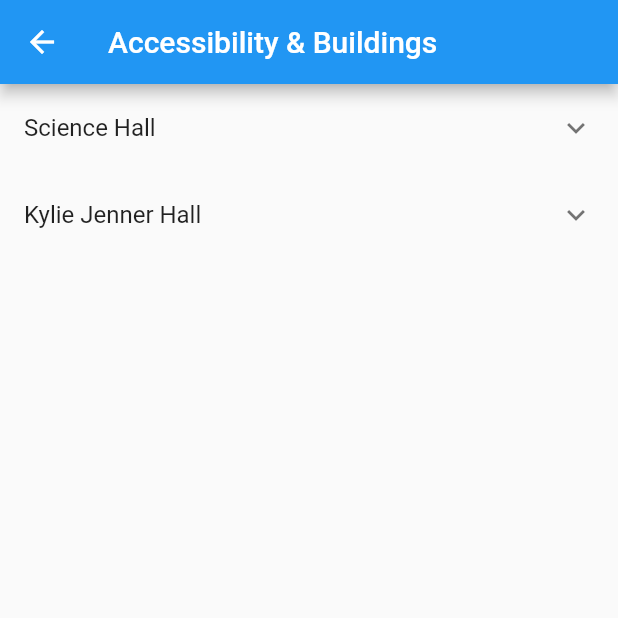
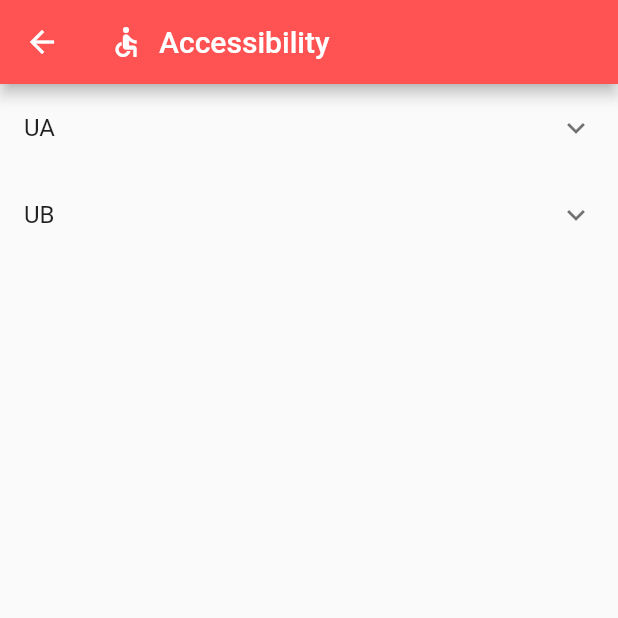
Before and after one commit to JaeWright/Campus-Navigation-App, a Flutter app: the screen it shows after launch, after a tap on "Accessibility", on a phone screen of 412 x 824 dp, the top half of it. Run offline on Flutter 3.47's test engine with Material 2 defaults, Android fonts, the phone set to English and light mode, and no system bars; our stand-ins replace cloud_firestore, firebase_core, flutter_map, latlong2, sliding_up_panel, sqflite; accounts and stored records are empty.

Commit message:
Style Consistency

```diff
--- a/campusmapper/lib/InformationCenter.dart
+++ /dev/null
@@ -1 +0,0 @@
-// TODO Implement this library.
--- a/campusmapper/lib/Accessebility.dart
+++ b/campusmapper/lib/accessibility.dart
@@ -6,7 +6,7 @@ class AccessibilityDirectoryPage extends StatelessWidget {
     // This data should ideally come from a backend or a local JSON file
     final buildings = [
       {
-        'name': 'Science Hall',
+        'name': 'UA',
         'accessibleEntrances': ['North entrance', 'South ramp'],
         'departments': [
           {'name': 'Biology', 'room': '102'},
@@ -14,20 +14,28 @@ class AccessibilityDirectoryPage extends StatelessWidget {
           // Add more departments
         ],
       },
-      {'name': 'Kylie Jenner Hall',
+      {
+        'name': 'UB',
         'accessibleEntrances': ['South entrance', 'South ramp'],
         'departments': [
           {'name': 'Arts', 'room': '202'},
           {'name': 'Music', 'room': '201'},
           // Add more departments
         ],
-
       }
       // Add more buildings
     ];
 
     return Scaffold(
-      appBar: AppBar(title: Text('Accessibility & Buildings')),
+      appBar: AppBar(
+        backgroundColor: Colors.redAccent,
+        title: const Row(children: [
+          Icon(Icons.accessible),
+          Padding(
+              padding: EdgeInsetsDirectional.only(start: 10),
+              child: Text("Accessibility"))
+        ]),
+      ),
       body: ListView.builder(
         itemCount: buildings.length,
         itemBuilder: (context, index) {
@@ -35,15 +43,14 @@ class AccessibilityDirectoryPage extends StatelessWidget {
           return ExpansionTile(
             title: Text(building['name'] as String? ?? 'Unknown Building'),
             children: (building['departments'] as List<dynamic>?)
-                ?.map<Widget>((department) {
-              return ListTile(
-                title: Text('${department['name']} - Room ${department['room']}'),
-              );
-            })
-                .toList() ??
+                    ?.map<Widget>((department) {
+                  return ListTile(
+                    title: Text(
+                        '${department['name']} - Room ${department['room']}'),
+                  );
+                }).toList() ??
                 [ListTile(title: Text('No departments'))],
           );
-
         },
       ),
     );
--- a/campusmapper/lib/main.dart
+++ b/campusmapper/lib/main.dart
@@ -1,13 +1,13 @@
 import 'package:flutter/material.dart';
-import 'Food.dart';
-import 'StudentLogin.dart';
-import 'informationCentrePage.dart';
-import 'Accessebility.dart';
+import 'food.dart';
+import 'student_login.dart';
+import 'information_centre_page.dart';
+import 'accessibility.dart';
 import 'scheduler/scheduler_handler.dart';
 import 'dart:math' as math;
 import 'package:firebase_core/firebase_core.dart';
 import 'package:campusmapper/map/firebase_options.dart';
-import 'package:campusmapper/map/MapMaker.dart';
+import 'package:campusmapper/map/map_maker.dart';
 
 Future<void> main() async {
   WidgetsFlutterBinding.ensureInitialized();
@@ -67,7 +67,7 @@ class _HomePageState extends State<HomePage> {
     List<Widget> navigationCards = [
       NavigationCard(
         icon: Icons.info,
-        title: 'Information Center',
+        title: 'Information',
         color: Colors.blueAccent,
         onTap: () {
           navigateToSection(context, InformationCenterPage());
@@ -75,8 +75,8 @@ class _HomePageState extends State<HomePage> {
       ),
       NavigationCard(
         icon: Icons.fastfood_sharp,
-        title: 'CampusFood',
-        color: Colors.yellowAccent,
+        title: 'Campus Food',
+        color: Colors.orangeAccent,
         onTap: () {
           navigateToSection(context, FoodPage());
         },
@@ -92,7 +92,7 @@ class _HomePageState extends State<HomePage> {
       NavigationCard(
         icon: Icons.calendar_month,
         title: 'My Schedule',
-        color: Colors.redAccent,
+        color: Colors.deepPurple,
         onTap: () {
           navigateToSection(context, SchedulerHandlerPage());
         },
@@ -100,7 +100,7 @@ class _HomePageState extends State<HomePage> {
       NavigationCard(
         icon: Icons.map,
         title: 'Campus Map',
-        color: Colors.redAccent,
+        color: Colors.cyan,
         onTap: () {
           navigateToSection(context, ListMapScreen());
         },
--- a/campusmapper/lib/map/main.dart
+++ b/campusmapper/lib/map/main.dart
@@ -1,5 +1,5 @@
 import 'package:flutter/material.dart';
-import 'MapMaker.dart';
+import 'map_maker.dart';
 import 'package:firebase_core/firebase_core.dart';
 import 'firebase_options.dart';
 
--- a/campusmapper/lib/map/MarkerModel.dart
+++ b/campusmapper/lib/map/marker_model.dart
@@ -1,5 +1,5 @@
 import 'package:cloud_firestore/cloud_firestore.dart';
-import 'MapMarker.dart';
+import 'map_marker.dart';
 import 'package:flutter/material.dart';
 import 'package:latlong2/latlong.dart';
 
--- a/campusmapper/pubspec.yaml
+++ b/campusmapper/pubspec.yaml
@@ -41,6 +41,7 @@ dependencies:
   latlong2: ^0.9.0
   sliding_up_panel: ^2.0.0+1
   cloud_firestore: ^4.13.0
+  url_launcher: ^6.2.1
 
 dev_dependencies:
   flutter_test:
```
Also changed, not shown: campusmapper/lib/food.dart (renamed from campusmapper/lib/Food.dart, +9 -1 lines), campusmapper/lib/information_centre_page.dart (renamed from campusmapper/lib/informationCentrePage.dart, +7 -2 lines), campusmapper/lib/map/map_maker.dart (renamed from campusmapper/lib/map/MapMaker.dart, +53 -14 lines), campusmapper/lib/scheduler/scheduler_handler.dart (+7 -4 lines), campusmapper/lib/student_login.dart (renamed from campusmapper/lib/StudentLogin.dart, +9 -2 lines), campusmapper/lib/map/app_constants.dart (renamed from campusmapper/lib/map/AppConstants.dart), campusmapper/lib/map/map_marker.dart (renamed from campusmapper/lib/map/MapMarker.dart), campusmapper/lib/scheduler/events_page.dart (renamed from campusmapper/lib/scheduler/eventsPage.dart), campusmapper/pubspec.lock, 5 other files.
